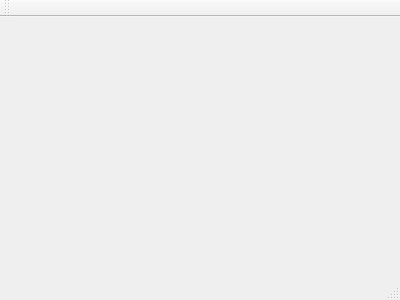
The window that Project/Database_shcedule/main_menu.ui (paknikolay/DBProject) describes before a commit, drawn with Qt 5.
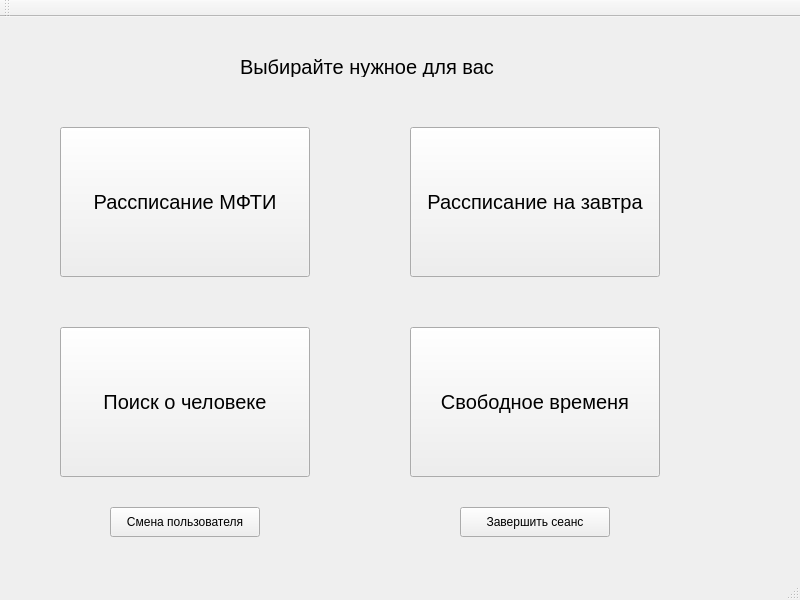
The same window after the commit.

```diff
--- a/Project/Database_shcedule/main_menu.ui
+++ b/Project/Database_shcedule/main_menu.ui
@@ -1,24 +1,165 @@
 <ui version="4.0">
  <class>Main_menu</class>
- <widget class="QMainWindow" name="Main_menu" >
-  <property name="geometry" >
+ <widget class="QMainWindow" name="Main_menu">
+  <property name="geometry">
    <rect>
     <x>0</x>
     <y>0</y>
-    <width>400</width>
-    <height>300</height>
+    <width>800</width>
+    <height>600</height>
    </rect>
   </property>
   <property name="windowTitle" >
    <string>Main_menu</string>
   </property>
-  <widget class="QMenuBar" name="menuBar" />
-  <widget class="QToolBar" name="mainToolBar" />
-  <widget class="QWidget" name="centralWidget" />
-  <widget class="QStatusBar" name="statusBar" />
+  <widget class="QWidget" name="centralWidget">
+   <widget class="QPushButton" name="pushButton">
+    <property name="geometry">
+     <rect>
+      <x>60</x>
+      <y>110</y>
+      <width>250</width>
+      <height>150</height>
+     </rect>
+    </property>
+    <property name="font">
+     <font>
+      <pointsize>15</pointsize>
+     </font>
+    </property>
+    <property name="text">
+     <string>Рассписание МФТИ</string>
+    </property>
+   </widget>
+   <widget class="QPushButton" name="pushButton_2">
+    <property name="geometry">
+     <rect>
+      <x>410</x>
+      <y>110</y>
+      <width>250</width>
+      <height>150</height>
+     </rect>
+    </property>
+    <property name="font">
+     <font>
+      <pointsize>15</pointsize>
+     </font>
+    </property>
+    <property name="focusPolicy">
+     <enum>Qt::StrongFocus</enum>
+    </property>
+    <property name="contextMenuPolicy">
+     <enum>Qt::DefaultContextMenu</enum>
+    </property>
+    <property name="layoutDirection">
+     <enum>Qt::LeftToRight</enum>
+    </property>
+    <property name="text">
+     <string>Рассписание на завтра</string>
+    </property>
+   </widget>
+   <widget class="QPushButton" name="pushButton_3">
+    <property name="geometry">
+     <rect>
+      <x>60</x>
+      <y>310</y>
+      <width>250</width>
+      <height>150</height>
+     </rect>
+    </property>
+    <property name="font">
+     <font>
+      <pointsize>15</pointsize>
+     </font>
+    </property>
+    <property name="text">
+     <string>Поиск о человеке</string>
+    </property>
+   </widget>
+   <widget class="QPushButton" name="pushButton_4">
+    <property name="geometry">
+     <rect>
+      <x>410</x>
+      <y>310</y>
+      <width>250</width>
+      <height>150</height>
+     </rect>
+    </property>
+    <property name="font">
+     <font>
+      <pointsize>15</pointsize>
+     </font>
+    </property>
+    <property name="text">
+     <string>Свободное временя</string>
+    </property>
+   </widget>
+   <widget class="QLabel" name="label">
+    <property name="geometry">
+     <rect>
+      <x>240</x>
+      <y>40</y>
+      <width>271</width>
+      <height>20</height>
+     </rect>
+    </property>
+    <property name="font">
+     <font>
+      <pointsize>15</pointsize>
+     </font>
+    </property>
+    <property name="text">
+     <string>Выбирайте нужное для вас</string>
+    </property>
+   </widget>
+   <widget class="QPushButton" name="pushButton_5">
+    <property name="geometry">
+     <rect>
+      <x>110</x>
+      <y>490</y>
+      <width>150</width>
+      <height>30</height>
+     </rect>
+    </property>
+    <property name="text">
+     <string>Смена пользователя</string>
+    </property>
+   </widget>
+   <widget class="QPushButton" name="pushButton_6">
+    <property name="geometry">
+     <rect>
+      <x>460</x>
+      <y>490</y>
+      <width>150</width>
+      <height>30</height>
+     </rect>
+    </property>
+    <property name="text">
+     <string>Завершить сеанс</string>
+    </property>
+   </widget>
+  </widget>
+  <widget class="QMenuBar" name="menuBar">
+   <property name="geometry">
+    <rect>
+     <x>0</x>
+     <y>0</y>
+     <width>800</width>
+     <height>30</height>
+    </rect>
+   </property>
+  </widget>
+  <widget class="QToolBar" name="mainToolBar">
+   <attribute name="toolBarArea">
+    <enum>TopToolBarArea</enum>
+   </attribute>
+   <attribute name="toolBarBreak">
+    <bool>false</bool>
+   </attribute>
+  </widget>
+  <widget class="QStatusBar" name="statusBar"/>
  </widget>
- <layoutDefault spacing="6" margin="11" />
- <pixmapfunction></pixmapfunction>
+ <layoutdefault spacing="6" margin="11"/>
  <resources/>
  <connections/>
 </ui>
```
Left out of the diff: 3 changed lines with no effect on the pictures.
